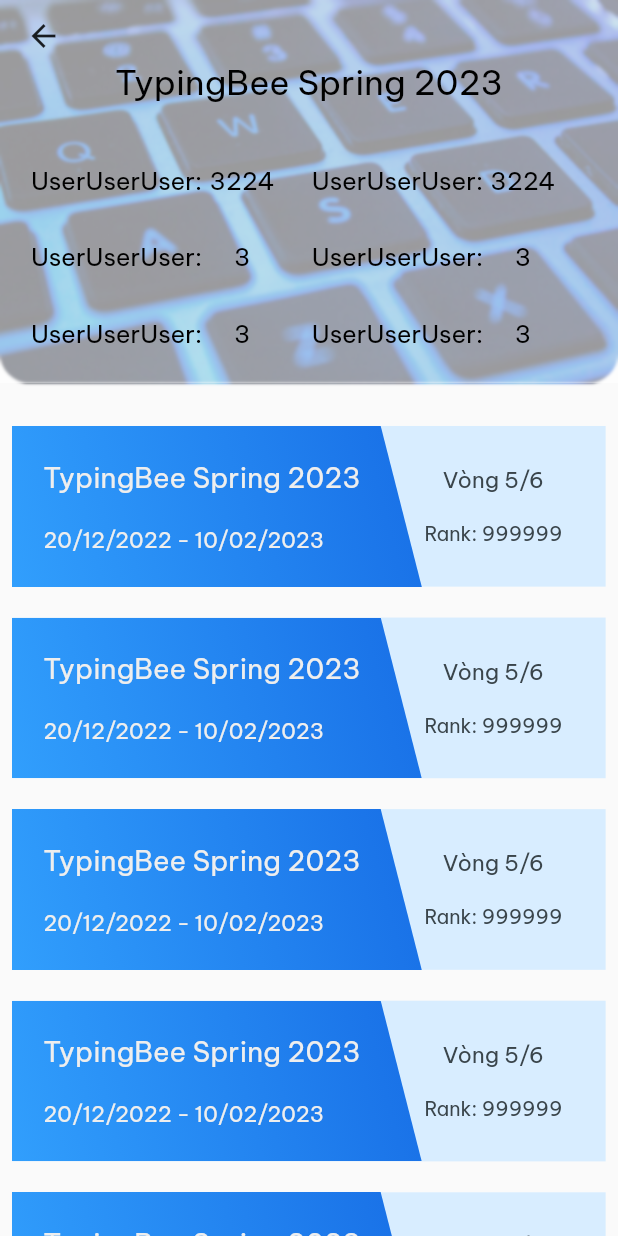
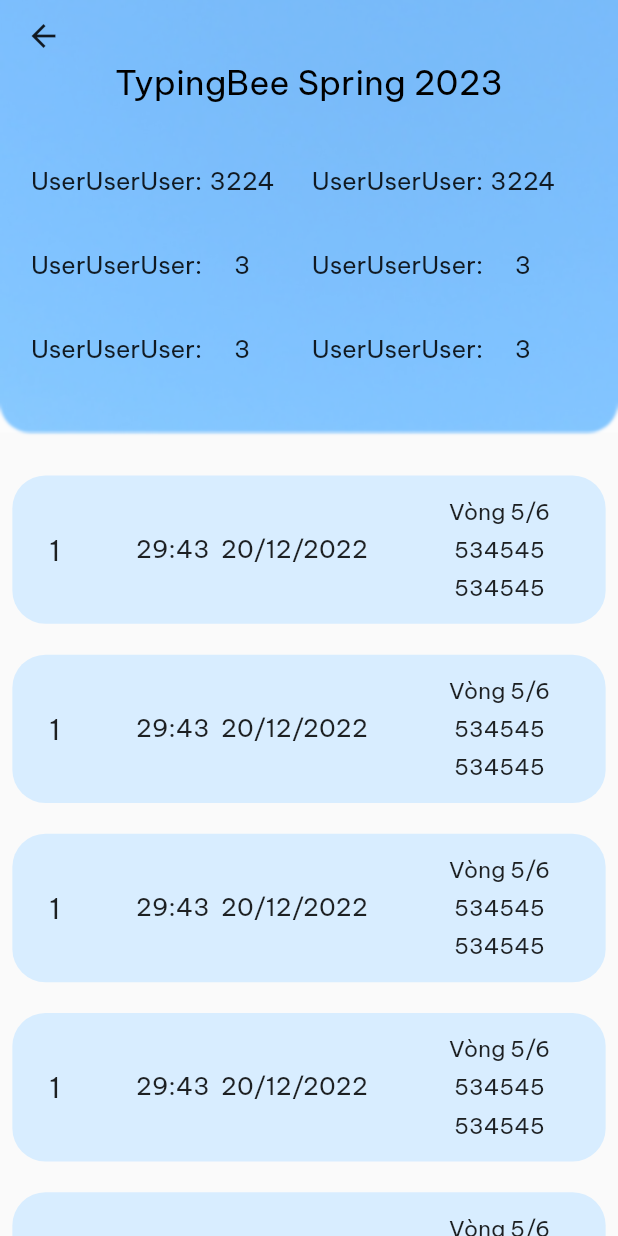
Before and after one commit to Nhat-An-GitOrganization/typing_contest_mobile, a Flutter app: the List_Rank screen opened directly with sample values from the repository, on a phone screen of 412 x 824 dp. Run offline on Flutter 3.47's test engine with Material 2 defaults, Android fonts, the phone set to English and light mode, and no system bars; our stand-ins replace awesome_dialog, carousel_slider, confetti, curved_navigation_bar, firebase_auth, firebase_core and 3 more; accounts and stored records are empty; project files that could hold a hidden picture were left out.

Commit message:
Modifi_historyRank

```diff
--- a/lib/component/classPage/class.dart
+++ b/lib/component/classPage/class.dart
@@ -57,7 +57,7 @@ class Class extends StatelessWidget {
               ),
               child: ClipRect(
                 child: BackdropFilter(
-                  filter: ImageFilter.blur(sigmaX: 1, sigmaY: 1),
+                  filter: ImageFilter.blur(sigmaX: 0, sigmaY: 0),
                   child: Container(
                     decoration: BoxDecoration(
                       borderRadius: BorderRadius.only(
--- a/lib/component/history/contest_entered.dart
+++ b/lib/component/history/contest_entered.dart
@@ -28,7 +28,7 @@ class _ContestEnteredState extends State<ContestEntered> {
           children: [
             Container(
               margin: const EdgeInsets.only(bottom: 10),
-              height: size.height * 0.3,
+              height: size.height * 0.33,
               child: Stack(
                 children: [
                   Container(
@@ -66,7 +66,7 @@ class _ContestEnteredState extends State<ContestEntered> {
                             alignment: Alignment.center,
                             child: Padding(
                               padding: const EdgeInsets.only(
-                                  top: 40), // Điều chỉnh giá trị top tùy ý
+                                  top: 50), // Điều chỉnh giá trị top tùy ý
                               child: Text(
                                 user.displayName!,
                                 textAlign: TextAlign.center,
@@ -80,7 +80,7 @@ class _ContestEnteredState extends State<ContestEntered> {
                           )
                         ],
                       ),
-                      SizedBox(height: size.height * 0.02),
+                      SizedBox(height: size.height * 0.04),
                       Center(
                         child: Column(
                           children: [
--- a/lib/component/history/list_rank.dart
+++ b/lib/component/history/list_rank.dart
@@ -24,17 +24,17 @@ class List_Rank extends StatelessWidget {
           children: [
             Container(
               margin: const EdgeInsets.only(bottom: 10),
-              height: size.height * 0.31,
+              height: size.height * 0.35,
               child: Stack(
                 children: [
                   Container(
-                    decoration: const BoxDecoration(
-                      borderRadius: BorderRadius.only(
+                    decoration: BoxDecoration(
+                      borderRadius: const BorderRadius.only(
                         bottomLeft: Radius.circular(20),
                         bottomRight: Radius.circular(20),
                       ),
                       image: DecorationImage(
-                        image: AssetImage('lib/images/history_background.jpg'),
+                        image: AssetImage(ct.image),
                         fit: BoxFit.cover,
                       ),
                     ),
@@ -46,7 +46,7 @@ class List_Rank extends StatelessWidget {
                         decoration: BoxDecoration(
                           color: isDarkMode
                               ? Colors.black.withOpacity(0.3)
-                              : Colors.white.withOpacity(0.6),
+                              : Colors.white.withOpacity(0.3),
                         ),
                       ),
                     ),
@@ -152,27 +152,27 @@ class List_Rank extends StatelessWidget {
           child: Text(
             name,
             style: TextStyle(
-              color: const Color.fromARGB(255, 0, 0, 0),
+              //color: const Color.fromARGB(255, 0, 0, 0),
               fontSize: size.width * 0.04,
             ),
           ),
         ),
         Container(
-          padding: const EdgeInsets.only(top: 30),
+          padding: const EdgeInsets.only(top: 35),
           child: Text(
             int,
             style: TextStyle(
-              color: const Color.fromARGB(255, 0, 0, 0),
+              //color: const Color.fromARGB(255, 0, 0, 0),
               fontSize: size.width * 0.04,
             ),
           ),
         ),
         Container(
-          padding: const EdgeInsets.only(top: 30),
+          padding: const EdgeInsets.only(top: 35),
           child: Text(
             int,
             style: TextStyle(
-              color: const Color.fromARGB(255, 0, 0, 0),
+              //color: const Color.fromARGB(255, 0, 0, 0),
               fontSize: size.width * 0.04,
             ),
           ),
--- a/lib/component/history/menu.dart
+++ b/lib/component/history/menu.dart
@@ -13,14 +13,15 @@ class MenuItems extends StatelessWidget {
   @override
   Widget build(BuildContext context) {
     return PopupMenuButton(
+      icon: const Icon(Icons.menu),
       itemBuilder: (context) => [
         const PopupMenuItem(
           value: 'item1',
-          child: Text('Item 1'),
+          child: Text('Bảng xếp hạng'),
         ),
         const PopupMenuItem(
           value: 'item2',
-          child: Text('Item 2'),
+          child: Text('Kết quả thi'),
         ),
       ],
       onSelected: (value) {
--- a/lib/component/history/rank.dart
+++ b/lib/component/history/rank.dart
@@ -15,6 +15,7 @@ class His_Rank extends StatelessWidget {
   @override
   Widget build(BuildContext context) {
     Size size = MediaQuery.of(context).size;
+    bool isDarkMode = Theme.of(context).brightness == Brightness.dark;
 
     return Container(
       decoration: BoxDecoration(
@@ -24,62 +25,47 @@ class His_Rank extends StatelessWidget {
         horizontal: size.width * 0.02,
         vertical: size.width * 0.025,
       ),
-      height: size.height * 0.13,
+      height: size.height * 0.12,
       child: InkWell(
-        child: Container(
-          color: const Color.fromARGB(255, 216, 237, 255),
-          // Mà
         child: Stack(
           children: [
-              Positioned(
-                left: -size.width * 0.11, // Điều chỉnh vị trí đường chéo
-                top: -size.height * 0.1,
-                child: Transform.rotate(
-                  angle: -0.25, // Góc xoay của đường chéo
-                  child: Container(
-                    width: size.width * 0.72,
-                    height: size.height * 0.3,
-                    decoration: const BoxDecoration(
-                      gradient: LinearGradient(
-                        begin: Alignment.centerLeft,
-                        end: Alignment.centerRight,
-                        colors: [
-                          Color.fromARGB(255, 52, 164, 255),
-                          Color.fromARGB(255, 26, 115, 232),
-                        ],
+            Container(
+              //height: size.height * 0.25,
+              decoration: BoxDecoration(
+                borderRadius: BorderRadius.circular(22),
+                color: isDarkMode
+                    ? const Color.fromARGB(255, 76, 76, 76)
+                    : const Color.fromARGB(255, 216, 237, 255),
               ),
             ),
+            Padding(
+              padding: EdgeInsets.all(size.width * 0.02),
+              child: Row(
+                mainAxisAlignment: MainAxisAlignment.spaceBetween,
+                crossAxisAlignment: CrossAxisAlignment.center,
+                children: [
+                  Padding(
+                    padding: EdgeInsets.only(left: size.width * 0.04),
+                    child: Text(
+                      '1',
+                      style: TextStyle(
+                        //color: const Color.fromARGB(255, 58, 69, 75),
+                        fontSize: size.width * 0.045,
                       ),
                     ),
                   ),
                   Padding(
-                padding: EdgeInsets.symmetric(horizontal: size.width * 0.05),
-                child: Row(
-                  mainAxisAlignment: MainAxisAlignment.spaceBetween,
-                  crossAxisAlignment: CrossAxisAlignment.center,
-                  children: [
-                    Column(
-                      mainAxisAlignment: MainAxisAlignment.spaceEvenly,
-                      crossAxisAlignment: CrossAxisAlignment.start,
-                      children: [
-                        Text(
-                          'TypingBee Spring 2023',
+                    padding: EdgeInsets.zero,
+                    child: Text(
+                      '29:43  20/12/2022 ',
                       style: TextStyle(
-                            color: const Color.fromARGB(255, 238, 238, 238),
-                            fontSize: size.width * 0.045,
+                        //color: const Color.fromARGB(255, 58, 69, 75),
+                        fontSize: size.width * 0.04,
                       ),
                     ),
-                        Text(
-                          '20/12/2022 - 10/02/2023',
-                          style: TextStyle(
-                            color: const Color.fromARGB(255, 238, 238, 238),
-                            fontSize: size.width * 0.035,
-                          ),
-                        ),
-                      ],
                   ),
                   Padding(
-                      padding: EdgeInsets.all(size.width * 0.02),
+                    padding: EdgeInsets.only(right: size.width * 0.07),
                     child: Column(
                       mainAxisAlignment: MainAxisAlignment.spaceEvenly,
                       crossAxisAlignment: CrossAxisAlignment.center,
@@ -87,15 +73,22 @@ class His_Rank extends StatelessWidget {
                         Text(
                           'Vòng 5/6',
                           style: TextStyle(
-                              color: const Color.fromARGB(255, 58, 69, 75),
+                            //color: const Color.fromARGB(255, 58, 69, 75),
                             fontSize: size.width * 0.036,
                           ),
                         ),
                         Text(
-                            'Rank: 999999',
+                          '534545',
                           style: TextStyle(
-                              color: const Color.fromARGB(255, 58, 69, 75),
-                              fontSize: size.width * 0.032,
+                            //color: const Color.fromARGB(255, 58, 69, 75),
+                            fontSize: size.width * 0.036,
+                          ),
+                        ),
+                        Text(
+                          '534545',
+                          style: TextStyle(
+                            //color: const Color.fromARGB(255, 58, 69, 75),
+                            fontSize: size.width * 0.036,
                           ),
                         ),
                       ],
@@ -107,7 +100,6 @@ class His_Rank extends StatelessWidget {
           ],
         ),
       ),
-      ),
     );
   }
 }
--- a/lib/component/history/round.dart
+++ b/lib/component/history/round.dart
@@ -112,7 +112,7 @@ class His_Round extends StatelessWidget {
             children: [
               Container(
                 margin: EdgeInsets.only(
-                  left: size.width * 0.8,
+                  left: size.width * 0.75,
                   top: size.width * 0.04,
                 ),
                 child: MenuItems(
```
Also changed, not shown: lib/component/history/contest.dart (+10 -4 lines), lib/component/profile_menu.dart (+5 -2 lines). Lines whose indentation alone changed are shown as unchanged.
